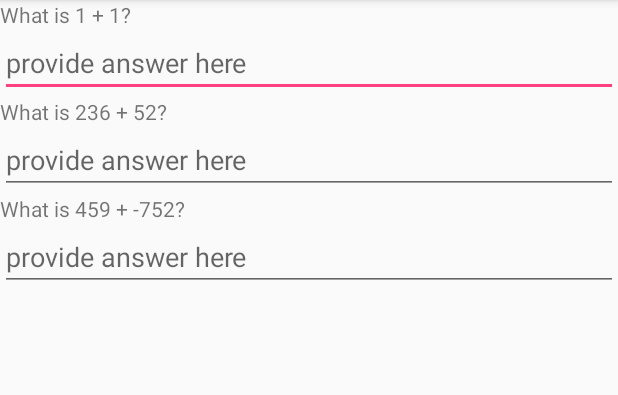
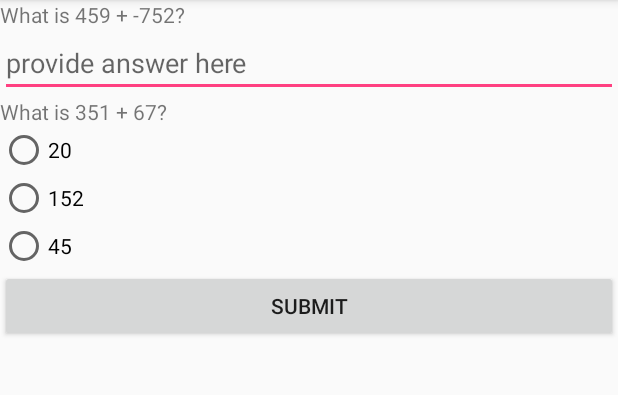
Before and after one commit to trigal2012/AndroidNanoDegree, an Android app: the screen it shows after launch (MainActivity), on a phone screen of 412 x 824 dp, the part 84-479 px from its top. Run offline under Robolectric (Android 15) with nearby library versions, the phone set to English and light mode, and no system bars.

Commit message:
added a basic framework to capture user answers into an array

```diff
--- a/QuizApp/app/src/main/java/com/example/dmac1/quizapp/MainActivity.java
+++ b/QuizApp/app/src/main/java/com/example/dmac1/quizapp/MainActivity.java
@@ -6,27 +6,34 @@ import android.util.Log;
 import android.view.View;
 import android.widget.EditText;
 import android.widget.LinearLayout;
+import android.widget.RadioButton;
+import android.widget.RadioGroup;
 import android.widget.TextView;
 
 
 import java.util.ArrayList;
+import java.util.Arrays;
 
 public class MainActivity extends AppCompatActivity {
 
     private String[] questions;
+    private String[] answers = new String[2];
+    LinearLayout titleRow;
+    String a1;
+    int a2;
+
     @Override
     protected void onCreate(Bundle savedInstanceState) {
         super.onCreate(savedInstanceState);
         setContentView(R.layout.activity_main);
 
         addQuestions();
-
+        addSubmitBtn();
     }
-
 
     private void addQuestions(){
             //find the linear layout
-            LinearLayout titleRow = findViewById(R.id.list);
+            titleRow = findViewById(R.id.list);
 
             //add a text view for each item in the array
             questions = getResources().getStringArray(R.array.math_questions);
@@ -41,20 +48,81 @@ public class MainActivity extends AppCompatActivity {
                 TextView question = findViewById(R.id.question);
                 question.setText(questions[i]);
                 question.setId(i);
+                Log.i("my tag", "id is: " + question.getId());
 
+                //for even numbered index questions, use EditText component for the answer
+                if(i % 2 == 0) {
                     //add the answer component
                     EditText answerView = (EditText) View.inflate(this, R.layout.edit_text, null);
                     titleRow.addView(answerView);
 
                     //set id on the new view
                     EditText answer = findViewById(R.id.answer);
-                answer.setId(R.id.answer+i);
+                    answer.setId(100+i);
+                    Log.i("my tag", "id is: " + answer.getId());
 
+                    //for odd numbered index questions use Radiobutton component for the answer
+                } else {
+
+                    String[] radioButtons = getResources().getStringArray(R.array.radio_button_1);
+
+                    //add the answer group component
+                    RadioGroup answerView = (RadioGroup)View.inflate(this, R.layout.radiogroup, null);
+                    titleRow.addView(answerView);
+                    answerView.setId(200+i);
+                    Log.i("my tag", "id is: " + answerView.getId());
+
+
+                    for(int x = 0; x<radioButtons.length;x++) {
+                        //add the radio buttons to the group
+                        RadioButton answerGroup = (RadioButton) View.inflate(this, R.layout.radiobutton, null);
+                        answerView.addView(answerGroup);
+
+                        //add text value of radio button
+                        RadioButton answerButton = findViewById(R.id.radiobutton_answer);
+                        answerButton.setText(radioButtons[x]);
+                        answerButton.setId(300+x);
+                        Log.i("my tag", "id is: " + answerButton.getId());
+
+                    }
+
+                }
             }
 
 
 
     }
 
+    private void addSubmitBtn(){
+        TextView submitBtnView = (TextView) View.inflate(this, R.layout.submit_button, null);
+        titleRow.addView(submitBtnView);
 
     }
+    public void submit(View view) {
+        Log.i("my tag", "submit button clicked");
+        a1 = getEditTextAnswers(100 + 0);
+        Log.i("my tag", "a1 answer is: " + a1);
+        a2 = getRBAnswers();
+        Log.i("my tag", "a2 answer is: " + a2);
+
+        answers[0] = a1;
+        answers[1] = Integer.toString(a2);
+
+        Log.i("my tag", "my array: " + Arrays.toString(answers));
+
+
+    }
+
+    private String getEditTextAnswers(int answerId){
+        EditText tempAns = (EditText)findViewById(answerId);
+        return tempAns.getText().toString().toLowerCase();
+    }
+
+   private int getRBAnswers(){
+        int rgId = 201;
+        RadioGroup radioGroup = findViewById(rgId);
+        int selectedId = radioGroup.getCheckedRadioButtonId();
+        return selectedId;
+    }
+
+}
--- a/QuizApp/app/src/main/res/layout/radiobutton.xml
+++ b/QuizApp/app/src/main/res/layout/radiobutton.xml
@@ -1,6 +1,6 @@
 <RadioButton
     xmlns:android="http://schemas.android.com/apk/res/android"
-android:layout_width="match_parent"
+    android:id="@+id/radiobutton_answer"
+    android:layout_width="match_parent"
     android:layout_height="wrap_content"
-    android:id="@+id/radiobutton_answer"
     android:text="@string/radiobutton_text" />
--- /dev/null
+++ b/QuizApp/app/src/main/res/layout/submit_button.xml
@@ -0,0 +1,6 @@
+<Button
+    xmlns:android="http://schemas.android.com/apk/res/android"
+    android:layout_width="wrap_content"
+    android:layout_height="wrap_content"
+    android:text="@string/submit"
+    android:onClick="submit"/>
--- a/QuizApp/app/src/main/res/values/strings.xml
+++ b/QuizApp/app/src/main/res/values/strings.xml
@@ -8,12 +8,12 @@
     <string name="checkbox_text">checkbox placeholder text</string>
     <string name="radiobutton_text">radio button placeholder text</string>
     <string name="question_text">question placeholder text</string>
+    <string name="submit">SUBMIT</string>
 
     //questions for Math
     <string-array name="math_questions">
-        <item>What is 1 + 1?</item>
-        <item>What is 236 + 52?</item>
         <item>What is 459 + -752?</item>
+        <item>What is 351 + 67?</item>
     </string-array>
 
     //radio button answer arrays
```
Lines whose indentation alone changed are shown as unchanged.
